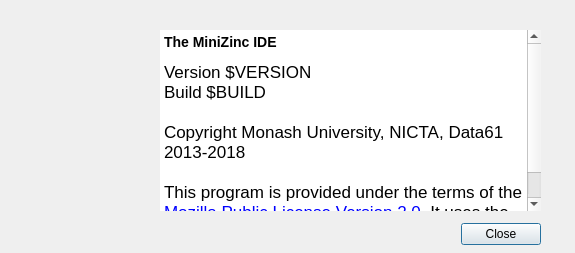
MiniZinc/MiniZincIDE, file MiniZincIDE/aboutdialog.ui: the form before one commit.
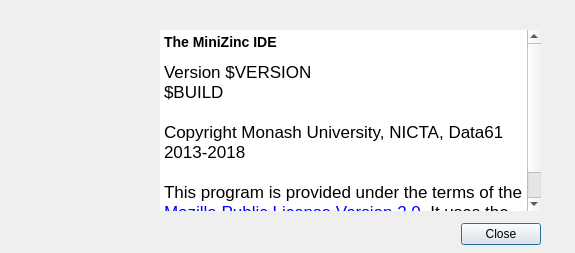
The form after the commit. Icons and pictures are not drawn.

Commit message: Only insert build ID if present

```diff
--- a/MiniZincIDE/aboutdialog.ui
+++ b/MiniZincIDE/aboutdialog.ui
@@ -60,7 +60,7 @@
 &lt;/style&gt;&lt;/head&gt;&lt;body style=&quot; font-family:'.SF NS Text'; font-size:13pt; font-weight:400; font-style:normal;&quot;&gt;
 &lt;p style=&quot; margin-top:14px; margin-bottom:12px; margin-left:0px; margin-right:0px; -qt-block-indent:0; text-indent:0px;&quot;&gt;&lt;span style=&quot; font-family:'.Lucida Grande UI'; font-size:large; font-weight:600;&quot;&gt;The MiniZinc IDE&lt;/span&gt;&lt;/p&gt;
 &lt;p style=&quot; margin-top:0px; margin-bottom:0px; margin-left:0px; margin-right:0px; -qt-block-indent:0; text-indent:0px;&quot;&gt;&lt;span style=&quot; font-family:'.Lucida Grande UI';&quot;&gt;Version $VERSION&lt;/span&gt;&lt;/p&gt;
-&lt;p style=&quot; margin-top:0px; margin-bottom:0px; margin-left:0px; margin-right:0px; -qt-block-indent:0; text-indent:0px;&quot;&gt;&lt;span style=&quot; font-family:'.Lucida Grande UI';&quot;&gt;Build $BUILD&lt;/span&gt;&lt;/p&gt;
+&lt;p style=&quot; margin-top:0px; margin-bottom:0px; margin-left:0px; margin-right:0px; -qt-block-indent:0; text-indent:0px;&quot;&gt;&lt;span style=&quot; font-family:'.Lucida Grande UI';&quot;&gt;$BUILD&lt;/span&gt;&lt;/p&gt;
 &lt;p style=&quot; margin-top:0px; margin-bottom:0px; margin-left:0px; margin-right:0px; -qt-block-indent:0; text-indent:0px;&quot;&gt;&lt;span style=&quot; font-family:'.Lucida Grande UI';&quot;&gt;&lt;br /&gt;Copyright Monash University, NICTA, Data61 2013-2018&lt;/span&gt;&lt;/p&gt;
 &lt;p style=&quot;-qt-paragraph-type:empty; margin-top:0px; margin-bottom:0px; margin-left:0px; margin-right:0px; -qt-block-indent:0; text-indent:0px; font-family:'.Lucida Grande UI';&quot;&gt;&lt;br /&gt;&lt;/p&gt;
 &lt;p style=&quot; margin-top:0px; margin-bottom:0px; margin-left:0px; margin-right:0px; -qt-block-indent:0; text-indent:0px;&quot;&gt;&lt;span style=&quot; font-family:'.Lucida Grande UI';&quot;&gt;This program is provided under the terms of the &lt;/span&gt;&lt;a href=&quot;http://www.minizinc.org/2.0/LICENSE.txt&quot;&gt;&lt;span style=&quot; font-family:'.Lucida Grande UI'; text-decoration: underline; color:#0000ff;&quot;&gt;Mozilla Public License Version 2.0&lt;/span&gt;&lt;/a&gt;&lt;span style=&quot; font-family:'.Lucida Grande UI';&quot;&gt;. It uses the Qt toolkit, available from &lt;/span&gt;&lt;a href=&quot;http://qt-project.org&quot;&gt;&lt;span style=&quot; font-family:'.Lucida Grande UI'; text-decoration: underline; color:#0000ff;&quot;&gt;qt-project.org&lt;/span&gt;&lt;/a&gt;&lt;span style=&quot; font-family:'.Lucida Grande UI';&quot;&gt;. &lt;/span&gt;&lt;/p&gt;&lt;/body&gt;&lt;/html&gt;</string>
```
The commit also changes 1 other file.
